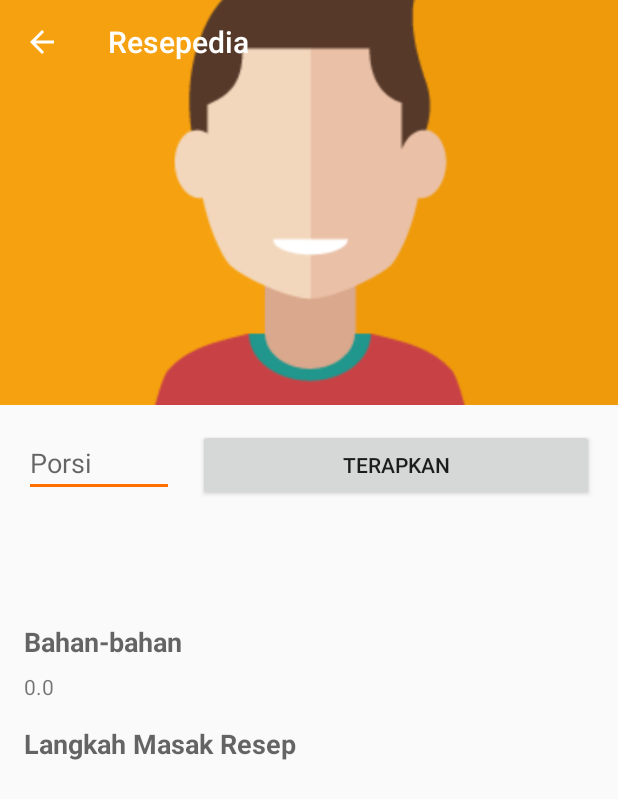
After one commit to Dirgamaya-Teknologia/Resepedia2.0, an Android app: the DetailActivity screen opened directly, with no data from a screen before it, on a phone screen of 412 x 824 dp. The commit adds this screen. Shown: the top 799 px of the screen. Run offline under Robolectric (Android 15) with nearby library versions, the phone set to English and light mode, and no system bars; our stand-ins replace CircleImageView.

Commit message:
initial commit

```diff
--- a/app/src/main/AndroidManifest.xml
+++ b/app/src/main/AndroidManifest.xml
@@ -17,6 +17,7 @@
             android:name="com.theartofdev.edmodo.cropper.CropImageActivity"
             android:theme="@style/Base.Theme.AppCompat" />
         <activity android:name=".SetupProfilActivity"/>
+        <activity android:name=".DetailActivity"/>
         <activity android:name=".DashboardLoginActivity"/>
         <activity android:name=".LoginActivity"/>
         <activity android:name=".RegisAdminActivity" />
--- /dev/null
+++ b/app/src/main/java/com/dyakta/resepedia/DetailActivity.java
@@ -0,0 +1,127 @@
+package com.dyakta.resepedia;
+
+import android.os.Bundle;
+import android.view.View;
+import android.widget.Button;
+import android.widget.EditText;
+import android.widget.ImageView;
+import android.widget.TextView;
+
+import androidx.appcompat.app.AppCompatActivity;
+import androidx.appcompat.widget.Toolbar;
+
+import com.bumptech.glide.Glide;
+import com.bumptech.glide.request.RequestOptions;
+
+import de.hdodenhof.circleimageview.CircleImageView;
+
+public class DetailActivity extends AppCompatActivity {
+
+    public static final String EXTRA_GAMBAR = "extra_gambar";
+    public static final String EXTRA_THUMB = "extra_thumb";
+    public static final String EXTRA_JUDUL = "extra_judul";
+    public static final String EXTRA_DESC = "extra_desc";
+    public static final String EXTRA_BAHAN = "extra_bahan";
+    public static final String EXTRA_LANGKAH = "extra_langkah";
+    public static final Double EXTRA_QUANTITY = 0.0;
+    private EditText et_porsi;
+    private Button btn_hitung;
+    Double hasil,v1;
+
+    @Override
+    protected void onCreate(Bundle savedInstanceState) {
+        super.onCreate(savedInstanceState);
+        setContentView(R.layout.activity_detail);
+
+        Toolbar detailToolbar = findViewById(R.id.detailToolbar);
+//        setupToolbar.setTitle("Edit Akun");
+        setSupportActionBar(detailToolbar);
+
+        detailToolbar.setNavigationIcon(R.drawable.ic_arrow_back_white_24dp);
+        detailToolbar.setNavigationOnClickListener(new View.OnClickListener() {
+            @Override
+            public void onClick(View v) {
+                finish();
+            }
+        });
+
+        ImageView gambar = findViewById(R.id.imageView9);
+        TextView judul = findViewById(R.id.judul_detail_resep);
+        TextView desc = findViewById(R.id.txt_deskripsi_detail_resep);
+        TextView kuantitas = findViewById(R.id.txt_kuantitas);
+        TextView bahan = findViewById(R.id.txt_bahan_detail_resep);
+        TextView langkah = findViewById(R.id.txt_langkah_detail_resep);
+        btn_hitung = findViewById(R.id.btn_hitung);
+        et_porsi = findViewById(R.id.et_porsi);
+
+        String gambarResep = getIntent().getStringExtra(EXTRA_GAMBAR);
+        String thumbResep = getIntent().getStringExtra(EXTRA_THUMB);
+        String judulResep = getIntent().getStringExtra(EXTRA_JUDUL);
+        String deskripsiResep = getIntent().getStringExtra(EXTRA_DESC);
+        double kuantitasResep = getIntent().getDoubleExtra(String.valueOf(EXTRA_QUANTITY),0.0);
+        String bahanMakan = getIntent().getStringExtra(EXTRA_BAHAN);
+        String langkahMasak = getIntent().getStringExtra(EXTRA_LANGKAH);
+
+
+        String gbr = gambarResep;
+        String thumb = thumbResep;
+        String text =  judulResep;
+        String text2 =  deskripsiResep;
+        double textKuantitas =  kuantitasResep;
+        String text4 =  bahanMakan;
+        String text5 =  langkahMasak;
+
+
+        RequestOptions requestOptions = new RequestOptions();
+
+        requestOptions.placeholder(R.drawable.user_male);
+        Glide.with(DetailActivity.this).applyDefaultRequestOptions(requestOptions).load(gbr).thumbnail(
+                Glide.with(DetailActivity.this).load(thumb)
+        ).into(gambar);
+
+
+
+        setBlogImage(gbr,thumb);
+        judul.setText(text);
+        desc.setText(text2);
+        bahan.setText(text4);
+        langkah.setText(text5);
+        kuantitas.setText(String.valueOf(textKuantitas));
+
+        btn_hitung.setOnClickListener(new View.OnClickListener() {
+            @Override
+            public void onClick(View v) {
+                v1 = Double.parseDouble(et_porsi.getText().toString());
+                hasil = v1 * textKuantitas;
+                String porsi = Double.toString(hasil);
+                kuantitas.setText(porsi);
+                finish();
+
+            }
+        });
+
+
+    }
+
+    public void setBlogImage(String downloadUri,String thumb){
+        ImageView gambar = findViewById(R.id.imageView9);
+
+        RequestOptions requestOptions = new RequestOptions();
+
+        requestOptions.placeholder(R.drawable.user_male);
+        Glide.with(this).applyDefaultRequestOptions(requestOptions).load(downloadUri).thumbnail(
+                Glide.with(this).load(thumb)
+        ).into(gambar);
+
+    }
+
+//    public void setUserImage(String userImageUri){
+//        CircleImageView userimage = findViewById(R.id.iv_userImage_detail);
+//
+//        RequestOptions requestOptions = new RequestOptions();
+//
+//        requestOptions.placeholder(R.drawable.user_male);
+//        Glide.with(this).applyDefaultRequestOptions(requestOptions).load(userImageUri).into(userimage);
+//
+//    }
+}
--- a/app/src/main/java/com/dyakta/resepedia/HomeFragment.java
+++ b/app/src/main/java/com/dyakta/resepedia/HomeFragment.java
@@ -1,6 +1,7 @@
 package com.dyakta.resepedia;
 
 
+import android.content.Intent;
 import android.os.Bundle;
 
 import androidx.annotation.NonNull;
@@ -66,9 +67,15 @@ public class HomeFragment extends Fragment {
         resep_list_view.setAdapter(resepRecyclerAdapter);
 
         firebaseAuth = FirebaseAuth.getInstance();
-//        resepRecyclerAdapter.setOnItemClickCallback(new PanduanRecyclerAdapter.OnItemClickCallback() {
+        resepRecyclerAdapter.setOnItemClickCallback(new OnItemClickCallback() {
+            @Override
+            public void klik(ResepPost data) {
+                showData(data);
+            }
+        });
+//        resepRecyclerAdapter.setOnItemClickCallback(new ResepRecyclerAdapter().OnItemClickCallback() {
 //            @Override
-//            public void klik(Tips data) {
+//            public void klik(ResepPost data) {
 //                showData(data);
 //            }
 //        });
@@ -136,6 +143,18 @@ public class HomeFragment extends Fragment {
         return view;
     }
 
+    private void showData(ResepPost data) {
+        Intent intent = new Intent(getActivity(), DetailActivity.class);
+        intent.putExtra(DetailActivity.EXTRA_GAMBAR,data.getImage_url());
+        intent.putExtra(DetailActivity.EXTRA_THUMB,data.getThumb());
+        intent.putExtra(DetailActivity.EXTRA_JUDUL, data.getJudul());
+        intent.putExtra(DetailActivity.EXTRA_DESC, data.getDesc());
+        intent.putExtra(String.valueOf(DetailActivity.EXTRA_QUANTITY), data.getQuantitas());
+        intent.putExtra(DetailActivity.EXTRA_BAHAN, data.getBahan());
+        intent.putExtra(DetailActivity.EXTRA_LANGKAH, data.getLangkah());
+        startActivity(intent);
+    }
+
     private void loadPost() {
         if (firebaseAuth.getCurrentUser() != null){
             Query nextQuery = firebaseFirestore.collection("Resep").
--- a/app/src/main/java/com/dyakta/resepedia/ResepRecyclerAdapter.java
+++ b/app/src/main/java/com/dyakta/resepedia/ResepRecyclerAdapter.java
@@ -42,11 +42,11 @@ public class ResepRecyclerAdapter extends RecyclerView.Adapter<ResepRecyclerAdap
     public List<Admin> admin_list;
     public Context context;
 
-//    private OnItemClickCallback onItemClickCallback;
-//
-//    void setOnItemClickCallback(OnItemClickCallback onItemClickCallback) {
-//        this.onItemClickCallback = onItemClickCallback;
-//    }
+    private OnItemClickCallback onItemClickCallback;
+
+    void setOnItemClickCallback(OnItemClickCallback onItemClickCallback) {
+        this.onItemClickCallback = onItemClickCallback;
+    }
 
     private FirebaseFirestore firebaseFirestore;
     private FirebaseAuth firebaseAuth;
@@ -98,23 +98,13 @@ public class ResepRecyclerAdapter extends RecyclerView.Adapter<ResepRecyclerAdap
 //            Toast.makeText(context,"Error "+ e.getMessage(),Toast.LENGTH_SHORT).show();
 //        }
 
-
-
-
-
-
-
-
-
-
-//        viewHolder.itemView.setOnClickListener(new View.OnClickListener() {
-//            @Override
-//            public void onClick(View v) {
-//                ResepPost reseplist = resep_list.get(viewHolder.getAdapterPosition());
-//                Users userlist = users_list.get(viewHolder.getAdapterPosition());
-//                onItemClickCallback.klik(reseplist,userlist);
-//            }
-//        });
+        viewHolder.itemView.setOnClickListener(new View.OnClickListener() {
+            @Override
+            public void onClick(View v) {
+                ResepPost reseplist = resep_list.get(viewHolder.getAdapterPosition());
+                onItemClickCallback.klik(reseplist);
+            }
+        });
 
 
 //
@@ -182,6 +172,6 @@ public class ResepRecyclerAdapter extends RecyclerView.Adapter<ResepRecyclerAdap
     }
 
     }
-//    public interface OnItemClickCallback{
-//        void klik(ResepPost data);
-//    }
+    interface OnItemClickCallback{
+        void klik(ResepPost data);
+    }
--- /dev/null
+++ b/app/src/main/res/layout/activity_detail.xml
@@ -0,0 +1,152 @@
+<?xml version="1.0" encoding="utf-8"?>
+<ScrollView xmlns:android="http://schemas.android.com/apk/res/android"
+    xmlns:app="http://schemas.android.com/apk/res-auto"
+    xmlns:tools="http://schemas.android.com/tools"
+    android:layout_width="match_parent"
+    android:layout_height="match_parent"
+    tools:context=".DetailActivity">
+
+    <androidx.constraintlayout.widget.ConstraintLayout
+        android:layout_width="match_parent"
+        android:layout_height="wrap_content">
+
+        <TextView
+            android:id="@+id/judul_detail_resep"
+            android:layout_width="match_parent"
+            android:layout_height="match_parent"
+            android:layout_marginStart="16dp"
+            android:layout_marginLeft="16dp"
+            android:layout_marginTop="16dp"
+            android:layout_marginEnd="16dp"
+            android:layout_marginRight="16dp"
+            android:text="Judul Resep"
+            android:textAppearance="@style/TextAppearance.AppCompat.Medium"
+            android:textStyle="bold"
+            app:layout_constraintEnd_toEndOf="parent"
+            app:layout_constraintHorizontal_bias="0.0"
+            app:layout_constraintStart_toStartOf="parent"
+            app:layout_constraintTop_toBottomOf="@+id/et_porsi" />
+
+        <TextView
+            android:id="@+id/txt_deskripsi_detail_resep"
+            android:layout_width="0dp"
+            android:layout_height="wrap_content"
+            android:layout_marginTop="8dp"
+            android:text="deskripsi resep"
+            app:layout_constraintEnd_toEndOf="@+id/judul_detail_resep"
+            app:layout_constraintStart_toStartOf="@+id/judul_detail_resep"
+            app:layout_constraintTop_toBottomOf="@+id/judul_detail_resep" />
+
+        <TextView
+            android:id="@+id/textView17"
+            android:layout_width="0dp"
+            android:layout_height="wrap_content"
+            android:layout_marginTop="16dp"
+            android:text="Bahan-bahan"
+            android:textAppearance="@style/TextAppearance.AppCompat.Medium"
+            android:textStyle="bold"
+            app:layout_constraintEnd_toEndOf="@+id/txt_deskripsi_detail_resep"
+            app:layout_constraintStart_toStartOf="@+id/txt_deskripsi_detail_resep"
+            app:layout_constraintTop_toBottomOf="@+id/txt_deskripsi_detail_resep" />
+
+        <TextView
+            android:id="@+id/txt_bahan_detail_resep"
+            android:layout_width="0dp"
+            android:layout_height="wrap_content"
+            android:layout_marginStart="8dp"
+            android:layout_marginLeft="8dp"
+            android:layout_marginTop="8dp"
+            android:text="Detail Bahan"
+            app:layout_constraintEnd_toEndOf="@+id/textView17"
+            app:layout_constraintStart_toEndOf="@+id/txt_kuantitas"
+            app:layout_constraintTop_toBottomOf="@+id/textView17" />
+
+        <TextView
+            android:id="@+id/textView19"
+            android:layout_width="0dp"
+            android:layout_height="wrap_content"
+            android:layout_marginStart="16dp"
+            android:layout_marginLeft="16dp"
+            android:layout_marginTop="16dp"
+            android:layout_marginEnd="16dp"
+            android:layout_marginRight="16dp"
+            android:text="Langkah Masak Resep"
+            android:textAppearance="@style/TextAppearance.AppCompat.Medium"
+            android:textStyle="bold"
+            app:layout_constraintEnd_toEndOf="parent"
+            app:layout_constraintStart_toStartOf="parent"
+            app:layout_constraintTop_toBottomOf="@+id/txt_bahan_detail_resep" />
+
+        <TextView
+            android:id="@+id/txt_langkah_detail_resep"
+            android:layout_width="0dp"
+            android:layout_height="wrap_content"
+            android:layout_marginTop="8dp"
+            android:text="langkah"
+            app:layout_constraintEnd_toEndOf="@+id/textView19"
+            app:layout_constraintStart_toStartOf="@+id/textView19"
+            app:layout_constraintTop_toBottomOf="@+id/textView19" />
+
+        <ImageView
+            android:id="@+id/imageView9"
+            android:layout_width="0dp"
+            android:layout_height="270dp"
+            android:scaleType="centerCrop"
+            app:layout_constraintEnd_toEndOf="parent"
+            app:layout_constraintHorizontal_bias="0.0"
+            app:layout_constraintStart_toStartOf="parent"
+            app:layout_constraintTop_toTopOf="@+id/detailToolbar"
+            app:srcCompat="@drawable/user_male" />
+
+        <androidx.appcompat.widget.Toolbar
+            android:id="@+id/detailToolbar"
+            android:layout_width="match_parent"
+            android:layout_height="wrap_content"
+            app:layout_scrollFlags="scroll|exitUntilCollapsed|snap"
+            android:background="@android:color/transparent"
+            app:titleTextColor="#ffffff"
+            android:minHeight="?attr/actionBarSize"
+            android:theme="?attr/actionBarTheme"
+            app:layout_constraintEnd_toEndOf="parent"
+            app:layout_constraintStart_toStartOf="parent"
+            app:layout_constraintTop_toTopOf="parent" />
+
+        <TextView
+            android:id="@+id/txt_kuantitas"
+            android:layout_width="wrap_content"
+            android:layout_height="wrap_content"
+            android:layout_marginTop="8dp"
+            android:text="8"
+            app:layout_constraintStart_toStartOf="@+id/textView17"
+            app:layout_constraintTop_toBottomOf="@+id/textView17" />
+
+        <EditText
+            android:id="@+id/et_porsi"
+            android:layout_width="100dp"
+            android:layout_height="wrap_content"
+            android:layout_marginStart="16dp"
+            android:layout_marginLeft="16dp"
+            android:layout_marginTop="16dp"
+            android:ems="10"
+            android:hint="Porsi"
+            android:inputType="number|textPersonName"
+            app:layout_constraintStart_toStartOf="parent"
+            app:layout_constraintTop_toBottomOf="@+id/imageView9" />
+
+        <Button
+            android:id="@+id/btn_hitung"
+            android:layout_width="0dp"
+            android:layout_height="wrap_content"
+            android:layout_marginStart="16dp"
+            android:layout_marginLeft="16dp"
+            android:layout_marginTop="16dp"
+            android:layout_marginEnd="16dp"
+            android:layout_marginRight="16dp"
+            android:text="Terapkan"
+            app:layout_constraintEnd_toEndOf="parent"
+            app:layout_constraintStart_toEndOf="@+id/et_porsi"
+            app:layout_constraintTop_toBottomOf="@+id/imageView9" />
+
+    </androidx.constraintlayout.widget.ConstraintLayout>
+
+</ScrollView>
```
